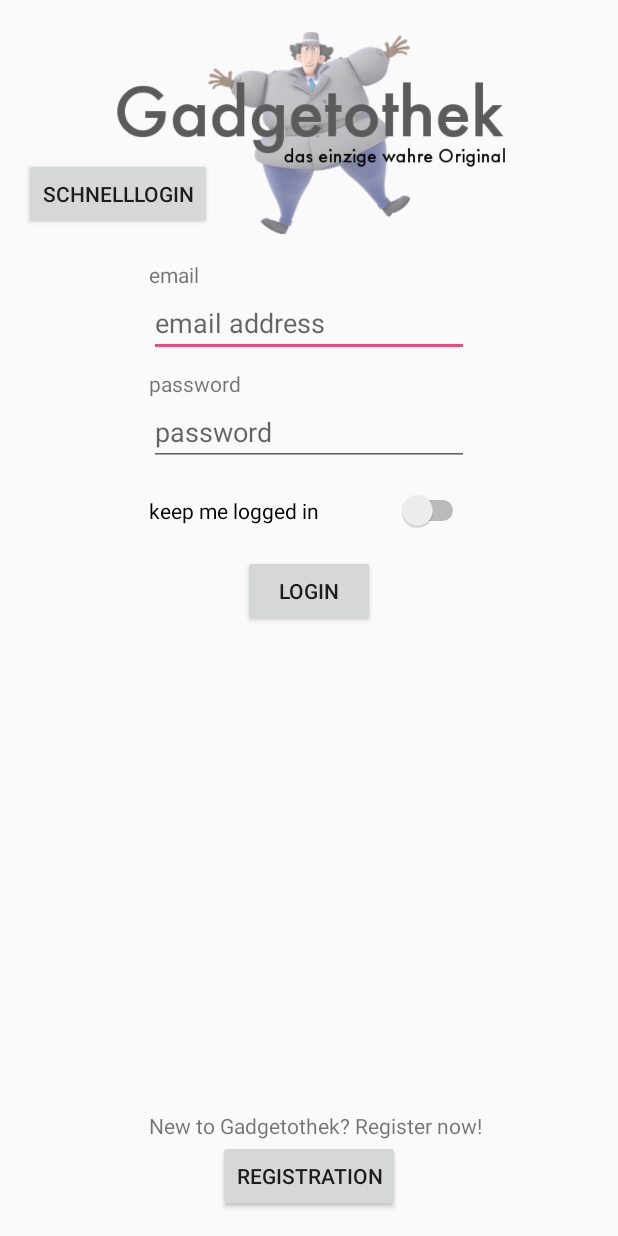
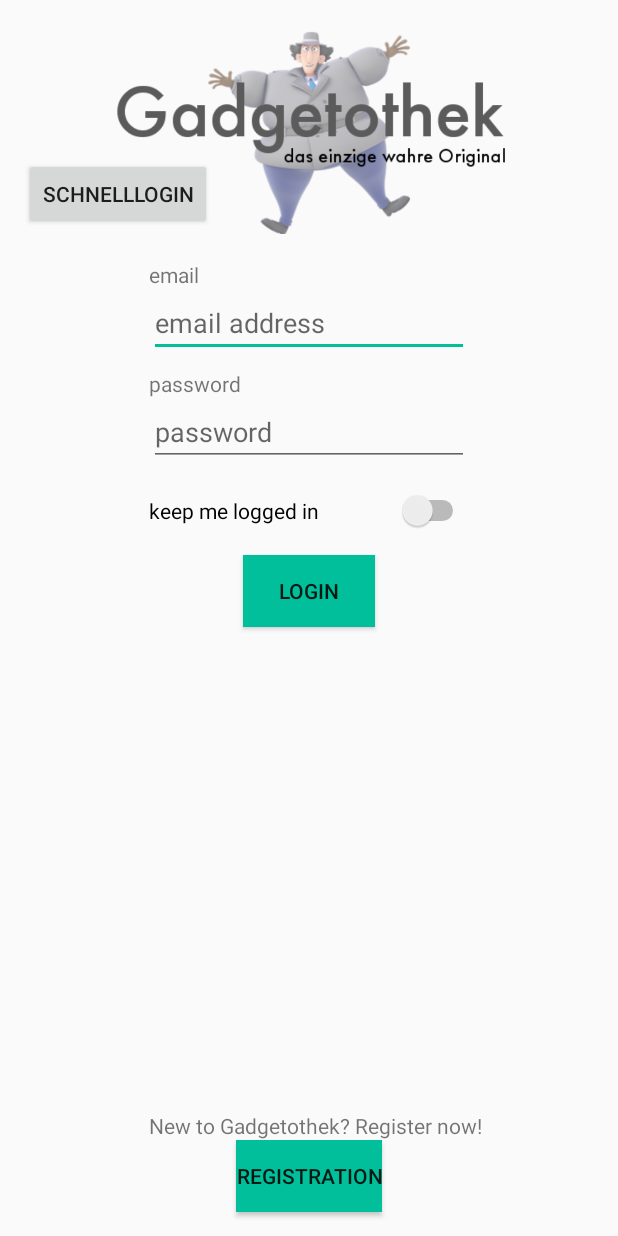
Before and after one commit to Kasacka/mgeminiproject, an Android app: the screen it shows after launch (LoginActivity), on a phone screen of 412 x 824 dp. Run offline under Robolectric (Android 15) with nearby library versions, the phone set to English and light mode, and no system bars.

Commit message:
Choose primary, secondary and dark colour

```diff
--- a/Miniprojekt-App/Miniproject/app/src/main/res/layout/activity_login.xml
+++ b/Miniprojekt-App/Miniproject/app/src/main/res/layout/activity_login.xml
@@ -81,6 +81,7 @@
             android:layout_width="wrap_content"
             android:layout_height="wrap_content"
             android:text="@string/loginLoginButtonText"
+            android:background="@color/colorAccent"
             android:layout_below="@+id/loginKeepSwitch"
             android:layout_marginTop="16dp"
             android:layout_centerHorizontal="true"/>
@@ -99,6 +100,7 @@
             android:layout_width="wrap_content"
             android:layout_height="wrap_content"
             android:text="@string/loginRegistrationButtonText"
+            android:background="@color/colorAccent"
             android:layout_marginBottom="16dp"
             android:layout_alignParentBottom="true"
             android:layout_centerHorizontal="true"/>
--- a/Miniprojekt-App/Miniproject/app/src/main/res/layout/activity_reservation.xml
+++ b/Miniprojekt-App/Miniproject/app/src/main/res/layout/activity_reservation.xml
@@ -24,11 +24,13 @@
         android:id="@+id/reservation_button"
         android:layout_width="match_parent"
         android:layout_height="wrap_content"
+        android:background="@color/colorAccent"
         android:text="@string/reservation_button" />
 
     <Button
         android:id="@+id/reservation_list_button"
         android:layout_width="match_parent"
         android:layout_height="wrap_content"
+        android:background="@color/colorAccent"
         android:text="@string/reservation_list_button" />
 </LinearLayout>
--- a/Miniprojekt-App/Miniproject/app/src/main/res/layout/reservation_rowlayout.xml
+++ b/Miniprojekt-App/Miniproject/app/src/main/res/layout/reservation_rowlayout.xml
@@ -30,5 +30,6 @@
         android:layout_width="wrap_content"
         android:layout_height="wrap_content"
         android:layout_weight="1"
+        android:background="@color/colorAccent"
         android:text="Löschen" />
 </LinearLayout>
--- a/Miniprojekt-App/Miniproject/app/src/main/res/values/colors.xml
+++ b/Miniprojekt-App/Miniproject/app/src/main/res/values/colors.xml
@@ -1,6 +1,6 @@
 <?xml version="1.0" encoding="utf-8"?>
 <resources>
-    <color name="colorPrimary">#3F51B5</color>
-    <color name="colorPrimaryDark">#303F9F</color>
-    <color name="colorAccent">#FF4081</color>
+    <color name="colorPrimary">#00AA8D</color>
+    <color name="colorPrimaryDark">#008975</color>
+    <color name="colorAccent">#00BF9A</color>
 </resources>
```
